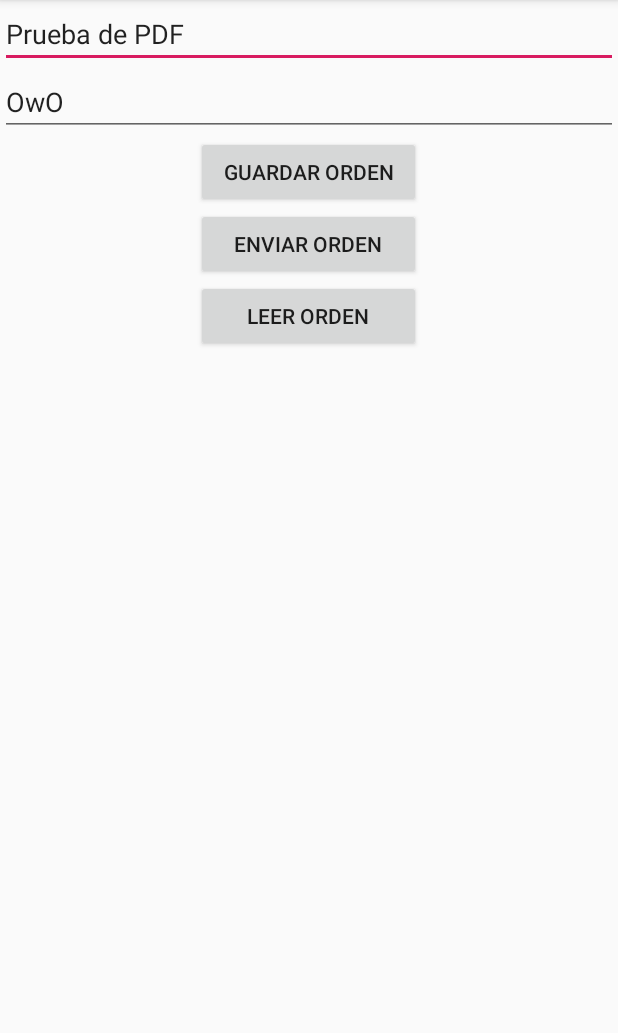
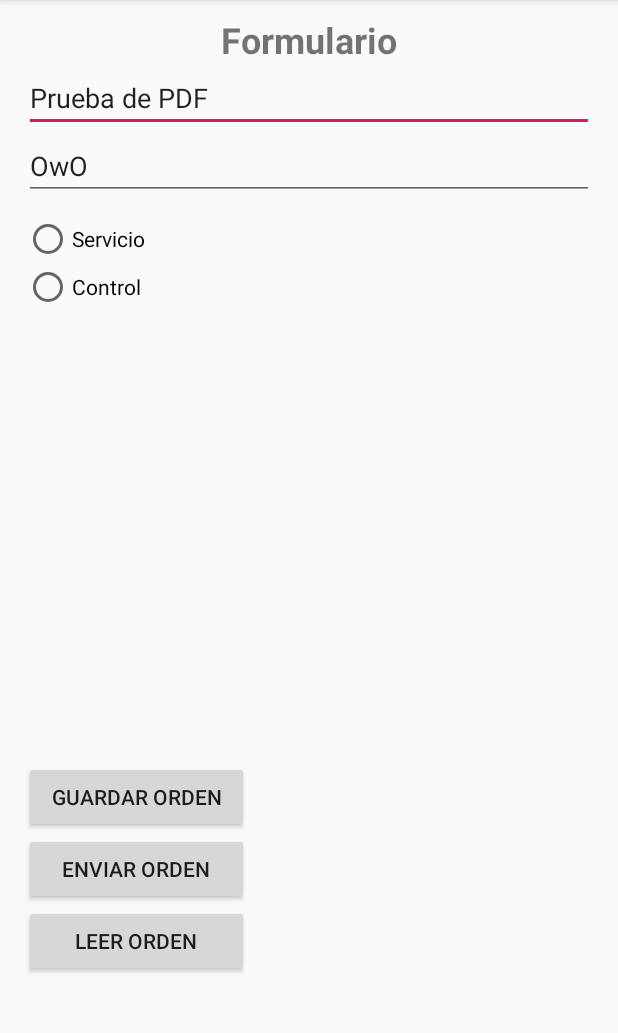
Before and after one commit to Zerberus97/GeneradorPDF2, an Android app: the screen it shows after launch (MainActivity), on a phone screen of 412 x 824 dp, the part 84-1117 px from its top. Run offline under Robolectric (Android 15) with nearby library versions, the phone set to English and light mode, and no system bars; libraries missing offline, so code that uses them is left out: com.itextpdf.text, com.itextpdf.tool.

Commit message:
Mejoras del formulario

```diff
--- a/app/src/main/java/com/example/generadorpdf2/ui/fragmentselfnote/SelfNoteFragment.java
+++ b/app/src/main/java/com/example/generadorpdf2/ui/fragmentselfnote/SelfNoteFragment.java
@@ -1,67 +1,56 @@
 package com.example.generadorpdf2.ui.fragmentselfnote;
 
-import android.app.Activity;
-import android.arch.lifecycle.ViewModelProviders;
 import android.content.ActivityNotFoundException;
 import android.content.Context;
 import android.content.Intent;
 import android.net.Uri;
 import android.os.Bundle;
 import android.os.Environment;
-import android.support.annotation.NonNull;
-import android.support.annotation.Nullable;
 import android.support.v4.app.Fragment;
-import android.util.Log;
-import android.util.Xml;
 import android.view.LayoutInflater;
 import android.view.View;
 import android.view.ViewGroup;
 import android.widget.Button;
+import android.widget.Checkable;
 import android.widget.EditText;
+import android.widget.RadioButton;
+import android.widget.RadioGroup;
 import android.widget.Toast;
 
 import com.example.generadorpdf2.R;
+import com.itextpdf.text.Annotation;
 import com.itextpdf.text.Document;
 import com.itextpdf.text.DocumentException;
-import com.itextpdf.text.Element;
-import com.itextpdf.text.MarkedObject;
 import com.itextpdf.text.PageSize;
 import com.itextpdf.text.Paragraph;
-import com.itextpdf.text.pdf.PdfPTable;
 import com.itextpdf.text.pdf.PdfWriter;
 import com.itextpdf.tool.xml.XMLWorkerHelper;
 
 import java.io.File;
 import java.io.FileNotFoundException;
 import java.io.FileOutputStream;
-import java.io.FileReader;
 import java.io.IOException;
 import java.io.OutputStream;
 import java.io.StringReader;
 import java.text.SimpleDateFormat;
 import java.util.Date;
-import java.util.ResourceBundle;
 
-import javax.xml.transform.Result;
-import javax.xml.transform.Transformer;
 import javax.xml.transform.TransformerConfigurationException;
-import javax.xml.transform.TransformerFactory;
-import javax.xml.transform.sax.SAXResult;
-import javax.xml.transform.stream.StreamSource;
-
-
-
 
 
 public class SelfNoteFragment extends Fragment implements View.OnClickListener {
 
     //------------------Declarando Variables-----------------------------------------
     private View mRootView;
-    private EditText mSubjectEditText, mBodyEditText;
-    private Button mSaveButton, mSendButton;
+    private EditText txtNombreEmpresa, txtDireccionEmpresa;
+    private Button btnGuardar, btnEnviar;
+    private RadioGroup RGroup;
+    private RadioButton RadioServicio, RadioControl;
     private File myFile;
     private String NombreEmpresa = "CyberPunk";
     private String Direccion = "Calle Falsa #123";
+
+    private String TipoServicio = "";
 
 
 
@@ -80,25 +69,37 @@ public class SelfNoteFragment extends Fragment implements View.OnClickListener {
                              Bundle savedInstanceState) {
         // Inflate the layout for this fragment
         mRootView = inflater.inflate(R.layout.fragment_self_note, container, false);
-        mSubjectEditText = (EditText) mRootView.findViewById(R.id.edit_text_subject);
-        mBodyEditText = (EditText) mRootView.findViewById(R.id.edit_text_body);
-        mSaveButton = (Button) mRootView.findViewById(R.id.button_save);
-        mSendButton = (Button) mRootView.findViewById(R.id.button_send);
+        txtNombreEmpresa = (EditText) mRootView.findViewById(R.id.EditTextNombreEmpresa);
+        txtDireccionEmpresa = (EditText) mRootView.findViewById(R.id.EditTextDireccionEmpresa);
+        btnGuardar = (Button) mRootView.findViewById(R.id.button_save);
+        btnEnviar = (Button) mRootView.findViewById(R.id.button_send);
+        RGroup = (RadioGroup)mRootView.findViewById(R.id.RGroup);
+        RadioServicio = (RadioButton) mRootView.findViewById(R.id.RServicio);
+        RadioControl = (RadioButton) mRootView.findViewById(R.id.RControl);
 
         //Boton de guardar
-        mSaveButton.setOnClickListener(new View.OnClickListener() {
+        btnGuardar.setOnClickListener(new View.OnClickListener() {
             @Override
             public void onClick(View v) {
-                if (mSubjectEditText.getText().toString().isEmpty()){
-                    mSubjectEditText.setError("El Campo esta vacio");
-                    mSubjectEditText.requestFocus();
+                if (txtNombreEmpresa.getText().toString().isEmpty()){
+                    txtNombreEmpresa.setError("El Campo esta vacio");
+                    txtNombreEmpresa.requestFocus();
                     return;
                 }
-                if (mBodyEditText.getText().toString().isEmpty()){
-                    mBodyEditText.setError("El Campo esta vacio");
-                    mBodyEditText.requestFocus();
+                if (txtDireccionEmpresa.getText().toString().isEmpty()){
+                    txtDireccionEmpresa.setError("El Campo esta vacio");
+                    txtDireccionEmpresa.requestFocus();
                     return;
                 }
+
+                    //Comprobacion de los RadioButton
+                if (RadioControl.isChecked()==true){
+                    TipoServicio = "Control";
+                }else
+                    if (RadioServicio.isChecked()==true){
+                        TipoServicio = "Servicio";
+                    }
+
 
                 try {
 
@@ -122,7 +123,7 @@ public class SelfNoteFragment extends Fragment implements View.OnClickListener {
             });
 
         //Boton de Enviar
-        mSendButton.setOnClickListener(new View.OnClickListener() {
+        btnEnviar.setOnClickListener(new View.OnClickListener() {
             @Override
             public void onClick(View v) {
                 emailNote();
@@ -155,11 +156,12 @@ public class SelfNoteFragment extends Fragment implements View.OnClickListener {
         PdfWriter pdfW = PdfWriter.getInstance(document, new FileOutputStream(pdfFolder));
         PdfWriter.getInstance(document, output);
 
-        //Abriendo el documento uy cargando datos
+        //Abriendo el documento y cargando datos
         document.open();
         document.addAuthor("AntiMouse");
-        //document.add(new Paragraph(mSubjectEditText.getText().toString()));
-        //document.add(new Paragraph(mBodyEditText.getText().toString()));
+        //document.add(new Paragraph(txtNombreEmpresa.getText().toString()));
+        //document.add(new Paragraph(txtDireccionEmpresa.getText().toString()));
+        document.add(new Paragraph(TipoServicio));
 
         XMLWorkerHelper worker = XMLWorkerHelper.getInstance();
         String htmlToPdf = "<html>" +
@@ -168,9 +170,9 @@ public class SelfNoteFragment extends Fragment implements View.OnClickListener {
                 "<body bgcolor='#E6E6FA'>" +
                 "<p>" + "Este es un PDF de prueba"+"</p>" +
 
-                "<h2> Nombre Empresa: "+ mBodyEditText.getText().toString() + "</h2>" +
+                "<h2> Nombre Empresa: "+ txtDireccionEmpresa.getText().toString() + "</h2>" +
                 "</body> " +
-                "<h1>"+ mSubjectEditText.getText().toString() + "</h1> " +
+                "<h1>"+ txtNombreEmpresa.getText().toString() + "</h1> " +
                 "</html> ";
 
         String XHTML ="";
@@ -201,8 +203,8 @@ public class SelfNoteFragment extends Fragment implements View.OnClickListener {
 
     private void emailNote() {
         Intent email = new Intent(Intent.ACTION_SEND);
-        email.putExtra(Intent.EXTRA_SUBJECT,mSubjectEditText.getText().toString());
-        email.putExtra(Intent.EXTRA_TEXT, mBodyEditText.getText().toString());
+        email.putExtra(Intent.EXTRA_SUBJECT, txtNombreEmpresa.getText().toString());
+        email.putExtra(Intent.EXTRA_TEXT, txtDireccionEmpresa.getText().toString());
         Uri uri = Uri.parse(myFile.getAbsolutePath());
         email.putExtra(Intent.EXTRA_STREAM, uri);
         email.setType("message/rfc822");
@@ -210,8 +212,8 @@ public class SelfNoteFragment extends Fragment implements View.OnClickListener {
     }
 
     private void Limpiar(){
-        mSubjectEditText.setText("");
-        mBodyEditText.setText("");
+        txtNombreEmpresa.setText("");
+        txtDireccionEmpresa.setText("");
     }
 
 
--- a/app/src/main/res/layout/fragment_self_note.xml
+++ b/app/src/main/res/layout/fragment_self_note.xml
@@ -1,43 +1,79 @@
 <?xml version="1.0" encoding="utf-8"?>
 <LinearLayout xmlns:android="http://schemas.android.com/apk/res/android"
     android:orientation="vertical"
-
+    android:paddingLeft="16dp"
+    android:paddingRight="16dp"
     android:layout_width="match_parent"
     android:layout_height="match_parent"
 
     >
 
+    <TextView
+        android:id="@+id/txtFormulario"
+        android:layout_width="wrap_content"
+        android:layout_height="wrap_content"
+        android:layout_gravity="center_horizontal"
+        android:layout_marginTop="10dp"
+        android:text="Formulario"
+        android:textSize="24sp"
+        android:textStyle="bold" />
+
     <EditText
-        android:id="@+id/edit_text_subject"
+        android:id="@+id/EditTextNombreEmpresa"
         android:layout_width="match_parent"
         android:layout_height="wrap_content"
         android:text="Prueba de PDF" />
 
     <EditText
-        android:id="@+id/edit_text_body"
+        android:id="@+id/EditTextDireccionEmpresa"
         android:layout_width="match_parent"
         android:layout_height="wrap_content"
         android:text="OwO" />
 
+    <RadioGroup
+        android:id="@+id/RGroup"
+        android:layout_width="match_parent"
+        android:layout_height="wrap_content">
+
+        <RadioButton
+            android:id="@+id/RServicio"
+            android:layout_width="match_parent"
+            android:layout_height="wrap_content"
+            android:text="Servicio"
+            android:layout_marginTop="10dp"/>
+
+        <RadioButton
+            android:id="@+id/RControl"
+            android:layout_width="match_parent"
+            android:layout_height="wrap_content"
+            android:text="Control" />
+
+    </RadioGroup>
+
+
+
     <Button
-    android:id="@+id/button_save"
-    android:layout_width="150dp"
-    android:layout_gravity="center_horizontal"
-    android:layout_height="wrap_content"
-    android:text="Guardar Orden" />
+        android:id="@+id/button_save"
+        android:layout_width="150dp"
+        android:layout_height="wrap_content"
+        android:layout_gravity="left"
+        android:layout_marginTop="300dp"
+        android:text="Guardar Orden" />
 
     <Button
         android:id="@+id/button_send"
         android:layout_width="150dp"
         android:layout_height="wrap_content"
-        android:layout_gravity="center_horizontal"
+        android:layout_gravity="left"
         android:text="Enviar Orden" />
 
     <Button
         android:id="@+id/button_read"
         android:layout_width="150dp"
         android:layout_height="wrap_content"
-        android:layout_gravity="center_horizontal"
+        android:layout_gravity="left"
         android:text="Leer Orden" />
 
+
+
 </LinearLayout>
--- a/app/src/main/res/layout/fragment_self_note_fragment.xml
+++ b/app/src/main/res/layout/fragment_self_note_fragment.xml
@@ -6,14 +6,14 @@
     android:layout_height="match_parent">
 
     <EditText
-        android:id="@+id/edit_text_subject"
+        android:id="@+id/EditTextNombreEmpresa"
 
         android:layout_width="match_parent"
         android:layout_height="wrap_content"
         />
 
     <EditText
-        android:id="@+id/edit_text_body"
+        android:id="@+id/EditTextDireccionEmpresa"
 
         android:layout_width="match_parent"
 
```
